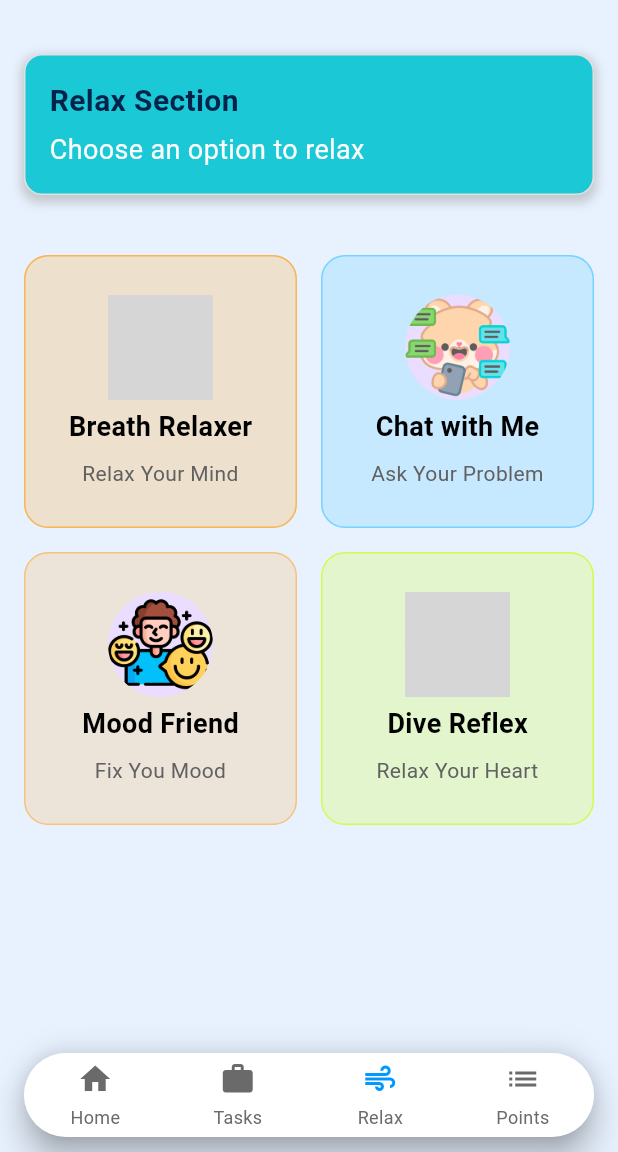
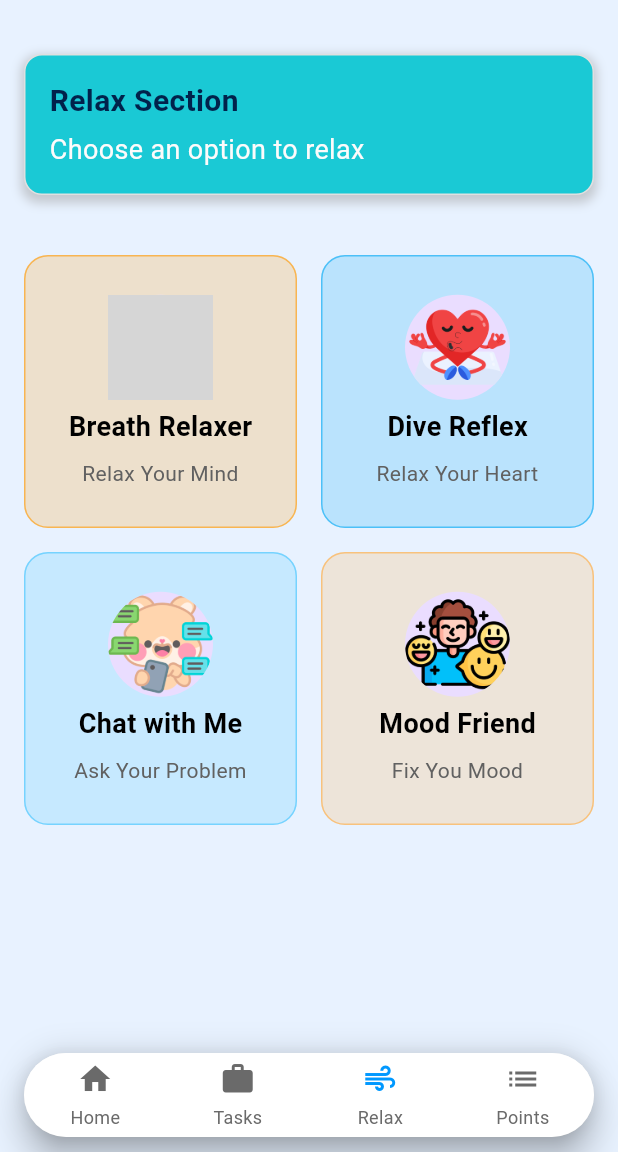
Before and after one commit to riyajidevindu/BeMA_App_V2, a Flutter app: the screen it shows once a user with an empty profile is signed in, item 3 of the bottom bar chosen, on a phone screen of 412 x 824 dp, the part 84-1236 px from its top. Run offline on Flutter 3.47's test engine with Material 3 defaults, Android fonts, the phone set to English and light mode, and no system bars; drawn by our look-alikes of custom_navigation_bar; our stand-ins replace awesome_snackbar_content, cloud_firestore, connectivity_plus, firebase_auth, firebase_core, firebase_storage and 3 more; missing offline and left inert: model_viewer_plus, record; accounts and stored records are empty; statements that could not run were skipped; grey boxes are pictures that could not be loaded.

Commit message:
Add Dive Reflex card to RelaxSectionHome and remove duplicate entry

```diff
--- a/bema_application/lib/features/intermediate_screens/screens/relax_section_screen.dart
+++ b/bema_application/lib/features/intermediate_screens/screens/relax_section_screen.dart
@@ -111,6 +111,18 @@ class RelaxSectionHome extends StatelessWidget {
                   _buildCard(
                     avatar: const CircleAvatar(
                       radius: 35,
+                      backgroundImage: AssetImage('assets/meditation.png'),
+                    ),
+                    title: "Dive Reflex",
+                    subtitle: "Relax Your Heart",
+                    color: Colors.lightBlue,
+                    onTap: () {
+                      Navigator.pushNamed(context, RouteNames.diveReflexScreen);
+                    },
+                  ),
+                  _buildCard(
+                    avatar: const CircleAvatar(
+                      radius: 35,
                       backgroundImage: AssetImage('assets/chat.png'),
                     ),
                     title: "Chat with Me",
@@ -130,18 +142,6 @@ class RelaxSectionHome extends StatelessWidget {
                     color: Colors.orangeAccent,
                     onTap: () {
                       Navigator.pushNamed(context, RouteNames.moodFriendScreen);
-                    },
-                  ),
-                   _buildCard(
-                    avatar: const CircleAvatar(
-                      radius: 35,
-                      backgroundImage: AssetImage('assets/relax.png'),
-                    ),
-                    title: "Dive Reflex",
-                    subtitle: "Relax Your Heart",
-                    color: const Color.fromARGB(255, 200, 255, 0),
-                    onTap: () {
-                      Navigator.pushNamed(context, RouteNames.diveReflexScreen);
                     },
                   ),
                 ],
```
Also changed, not shown: bema_application/assets/meditation.png (added).
